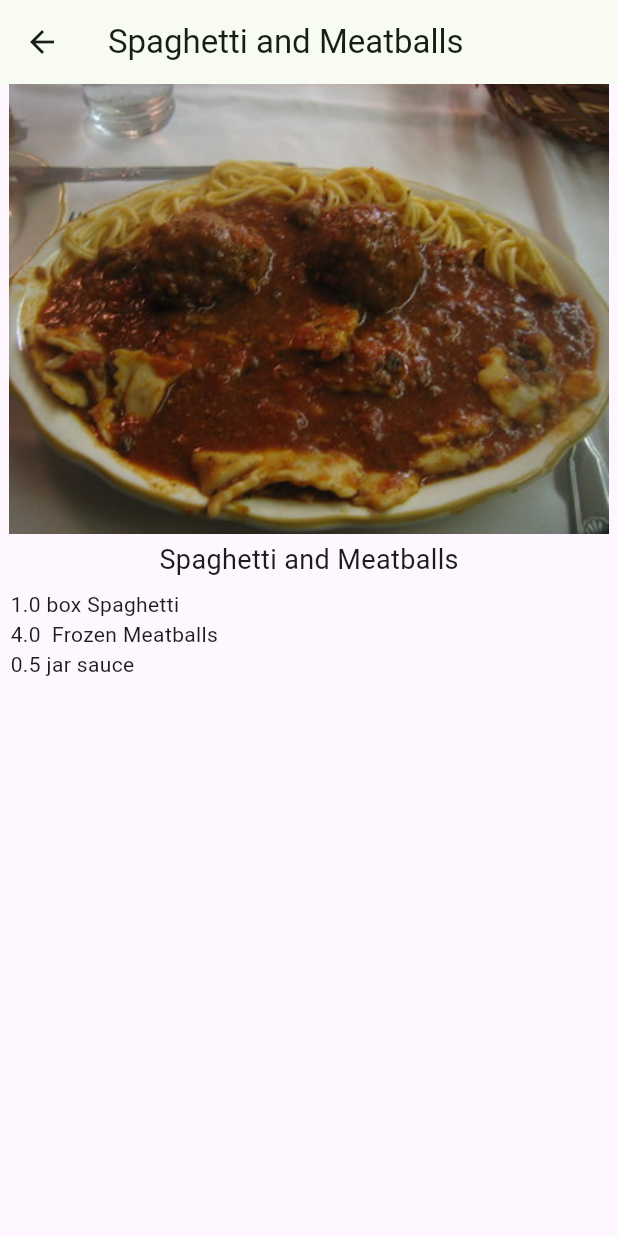
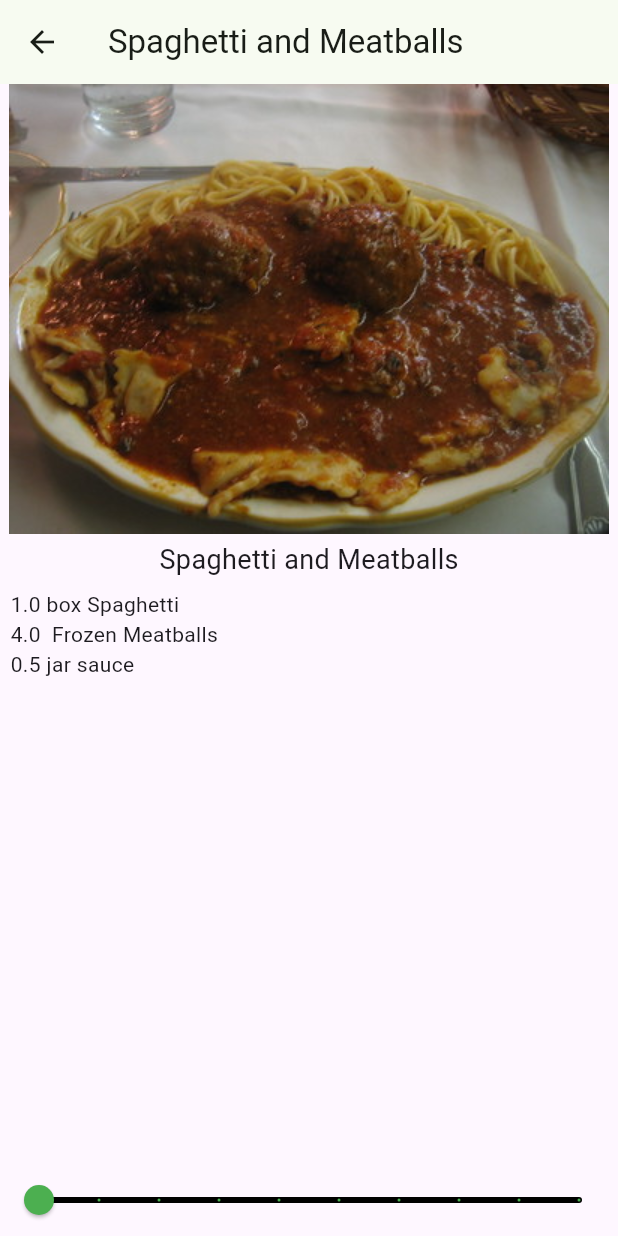
Before and after one commit to blessedsibanda263/recipes, a Flutter app: the screen it shows after launch, after a tap on "Spaghetti and Meatballs", on a phone screen of 412 x 824 dp. Run offline on Flutter 3.47's test engine with Material 3 defaults, Android fonts, the phone set to English and light mode, and no system bars.

```diff
--- a/lib/recipe_detail.dart
+++ b/lib/recipe_detail.dart
@@ -11,6 +11,8 @@ class RecipeDetail extends StatefulWidget {
 }
 
 class _RecipeDetailState extends State<RecipeDetail> {
+  int _sliderVal = 1;
+
   @override
   Widget build(BuildContext context) {
     return Scaffold(
@@ -38,7 +40,20 @@ class _RecipeDetailState extends State<RecipeDetail> {
                 },
               ),
             ),
-            // TODO: Add Slider()
+            Slider(
+              min: 1,
+              max: 10,
+              divisions: 9,
+              value: _sliderVal.toDouble(),
+              label: '${_sliderVal * widget.recipe.servings} servings',
+              onChanged: (newValue) {
+                setState(() {
+                  _sliderVal = newValue.round();
+                });
+              },
+              activeColor: Colors.green,
+              inactiveColor: Colors.black,
+            ),
           ],
         ),
       ),
```
